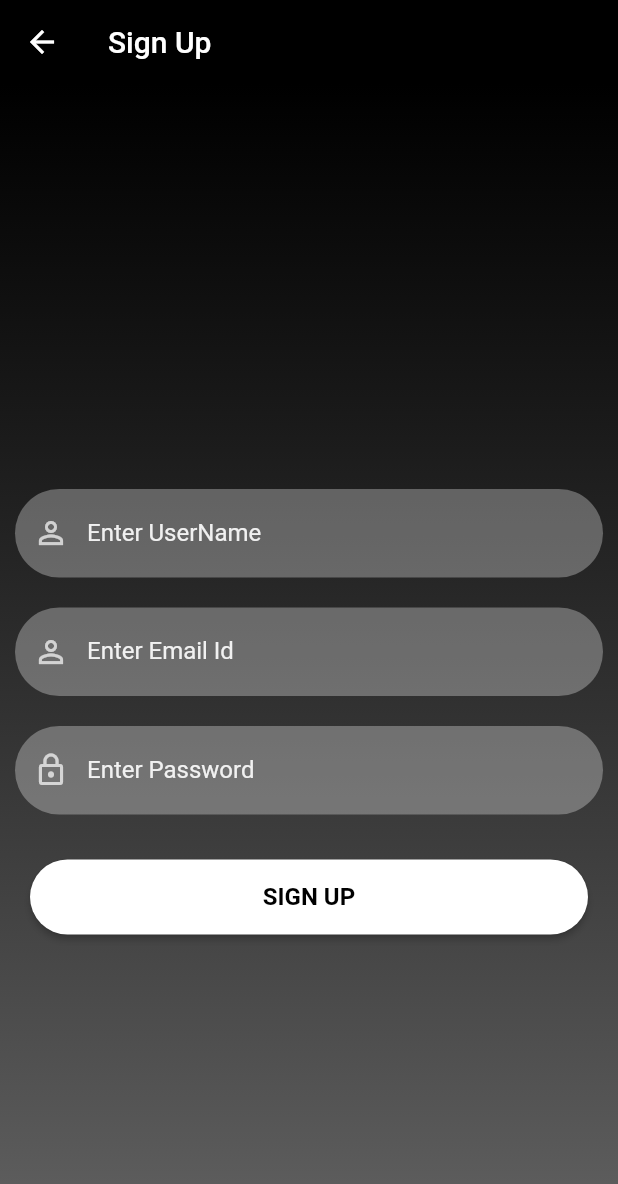
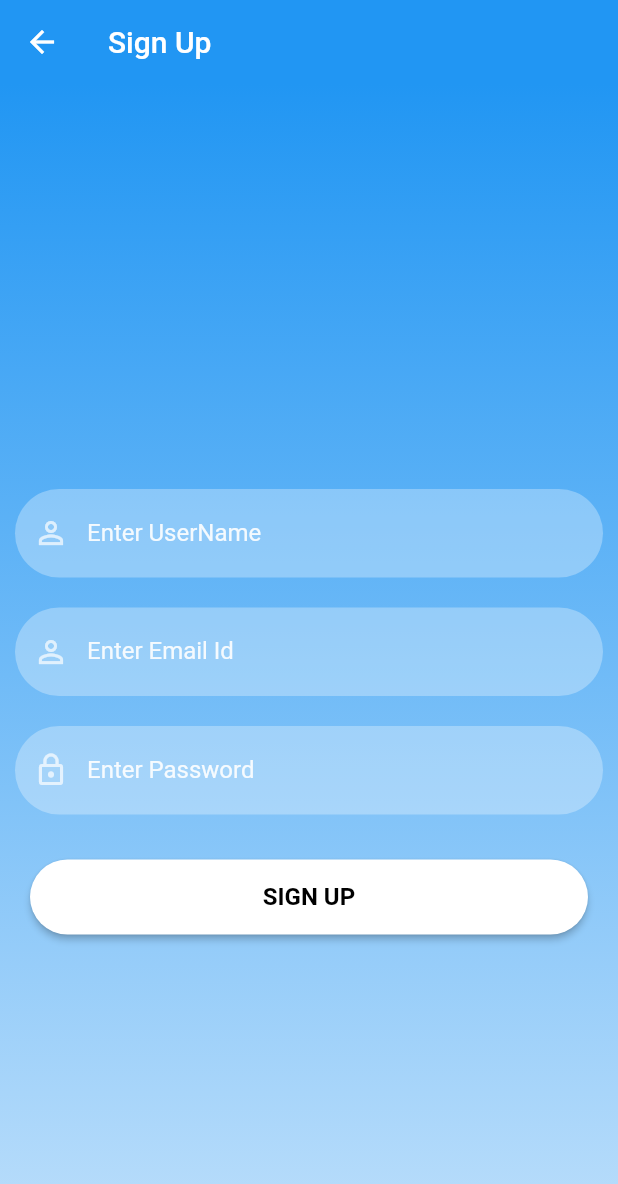
Before and after one commit to luminousuranusgeek/Cine_Review, a Flutter app: the SignUpScreen screen opened directly, on a phone screen of 412 x 824 dp. Shown: the top 1184 px of the screen. Run offline on Flutter 3.47's test engine with Material 2 defaults, Android fonts, the phone set to English and light mode, and no system bars; our stand-ins replace firebase_auth, firebase_core, google_fonts; missing offline and left inert: tmdb_api; accounts and stored records are empty.

Commit message:
Update signup_screen.dart

```diff
--- a/lib/Screens/signup_screen.dart
+++ b/lib/Screens/signup_screen.dart
@@ -21,7 +21,7 @@ class _SignUpScreenState extends State<SignUpScreen> {
         backgroundColor: Colors.transparent,
         elevation: 0,
       ),
-      backgroundColor: Colors.black,
+      backgroundColor: Colors.blue[500],
       body: Center(
         child: Container(
           padding: EdgeInsets.fromLTRB(0, 260, 0, 0),
@@ -31,7 +31,7 @@ class _SignUpScreenState extends State<SignUpScreen> {
               gradient: LinearGradient(
                 begin: Alignment.topCenter,
                   end: Alignment.bottomCenter,
-                  colors: [Color(0xDD000000), Color(0xFF616161)]
+                  colors: [Color(0xFF2196F3), Color(0xFFBBDEFB)],
               )
           ),
           child: SingleChildScrollView(
```
